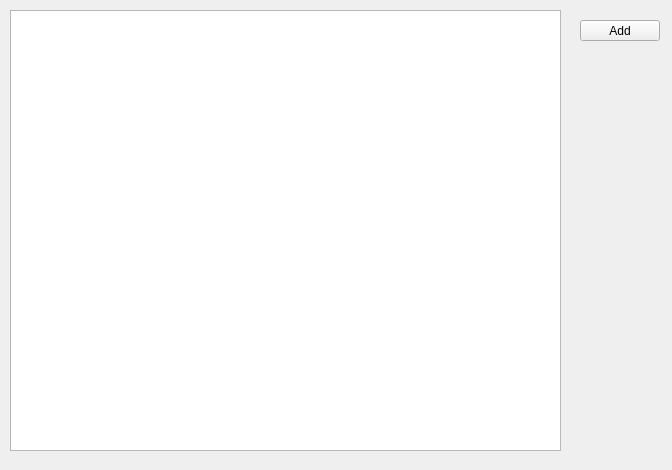
Before: the Qt Designer form ERP_1_0/ui/companywidget.ui in Mlio7/erp, drawn with Qt 5.
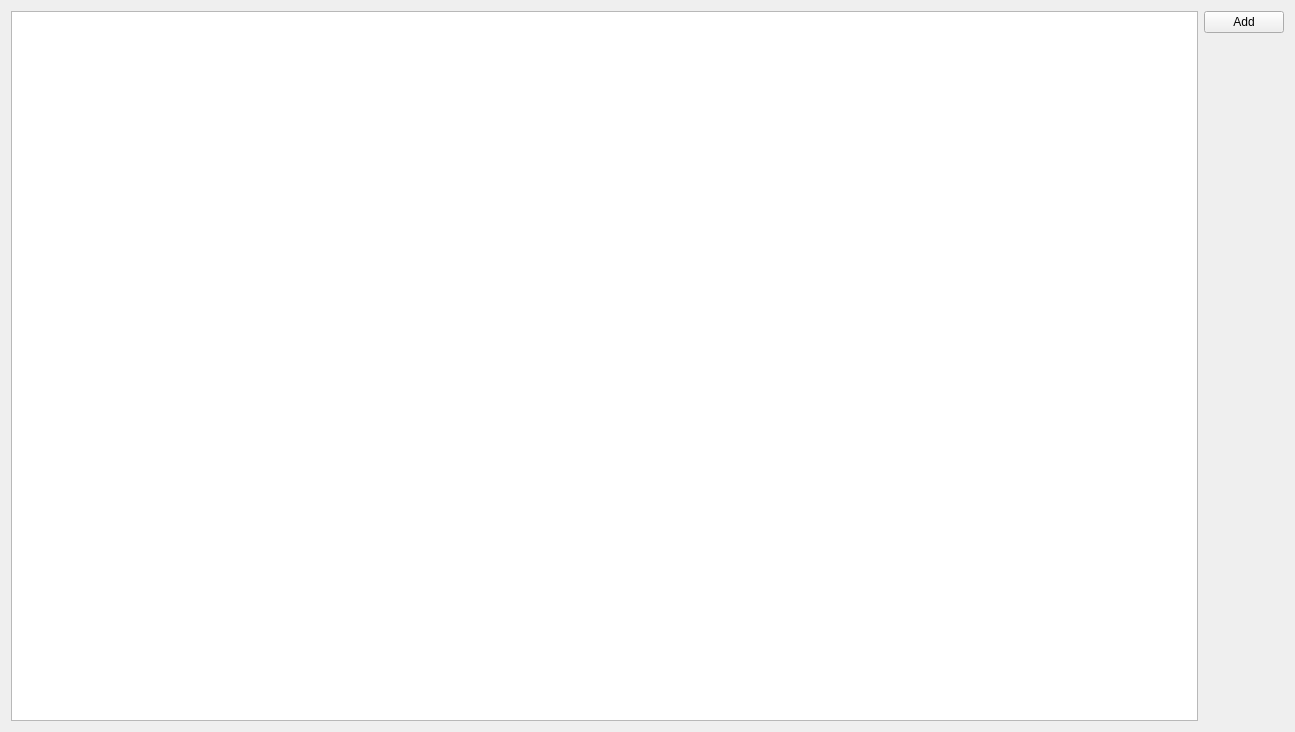
After: the same form once the commit is applied.

Diff of the .ui file:
```diff
--- a/ERP_1_0/ui/companywidget.ui
+++ b/ERP_1_0/ui/companywidget.ui
@@ -6,36 +6,38 @@
    <rect>
     <x>0</x>
     <y>0</y>
-    <width>672</width>
-    <height>470</height>
+    <width>1295</width>
+    <height>732</height>
    </rect>
   </property>
   <property name="windowTitle">
    <string>Form</string>
   </property>
-  <widget class="QTableView" name="tableView_CompanyList">
-   <property name="geometry">
-    <rect>
-     <x>10</x>
-     <y>10</y>
-     <width>551</width>
-     <height>441</height>
-    </rect>
-   </property>
-  </widget>
-  <widget class="QPushButton" name="pushButton_CompanyAddNew">
-   <property name="geometry">
-    <rect>
-     <x>580</x>
-     <y>20</y>
-     <width>80</width>
-     <height>21</height>
-    </rect>
-   </property>
-   <property name="text">
-    <string>Add</string>
-   </property>
-  </widget>
+  <layout class="QGridLayout" name="gridLayout">
+   <item row="0" column="1">
+    <widget class="QPushButton" name="pushButton_CompanyAddNew">
+     <property name="text">
+      <string>Add</string>
+     </property>
+    </widget>
+   </item>
+   <item row="1" column="1">
+    <spacer name="verticalSpacer">
+     <property name="orientation">
+      <enum>Qt::Vertical</enum>
+     </property>
+     <property name="sizeHint" stdset="0">
+      <size>
+       <width>20</width>
+       <height>40</height>
+      </size>
+     </property>
+    </spacer>
+   </item>
+   <item row="0" column="0" rowspan="2">
+    <widget class="QTableView" name="tableView_CompanyList"/>
+   </item>
+  </layout>
  </widget>
  <resources/>
  <connections/>
```
